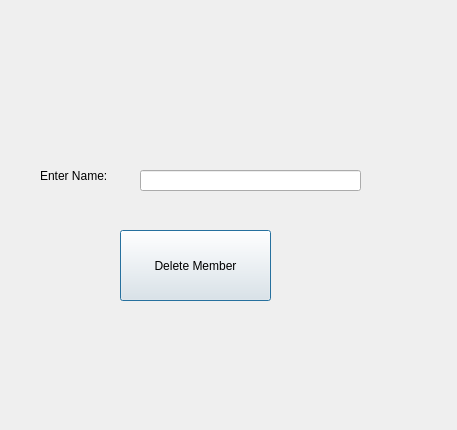
Old version of the form deletemember.ui in the repository shanesuss/CS1C-2016-Bulk-Club.
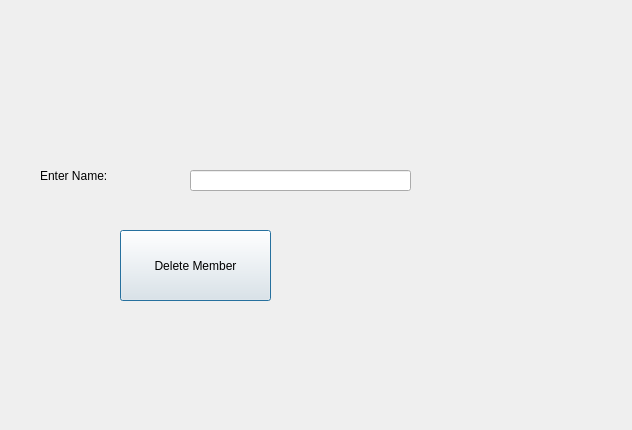
New version of the form.

What changed in the file:
```diff
--- a/deletemember.ui
+++ b/deletemember.ui
@@ -6,7 +6,7 @@
    <rect>
     <x>0</x>
     <y>0</y>
-    <width>457</width>
+    <width>632</width>
     <height>430</height>
    </rect>
   </property>
@@ -18,7 +18,7 @@
     <rect>
      <x>40</x>
      <y>160</y>
-     <width>121</width>
+     <width>141</width>
      <height>31</height>
     </rect>
    </property>
@@ -29,7 +29,7 @@
   <widget class="QLineEdit" name="lineEdit">
    <property name="geometry">
     <rect>
-     <x>140</x>
+     <x>190</x>
      <y>170</y>
      <width>221</width>
      <height>21</height>
```
